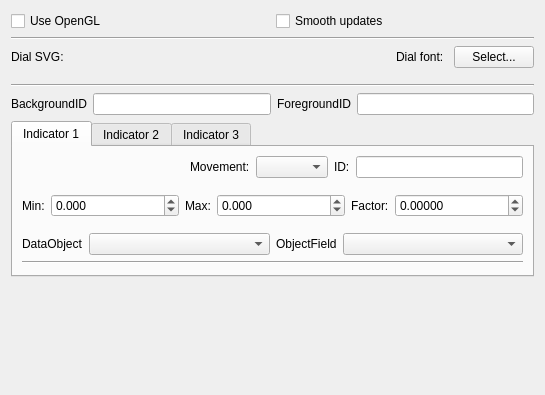
Old version of the form ground/openpilotgcs/src/plugins/dial/dialgadgetoptionspage.ui in the repository openpilot/OpenPilot.
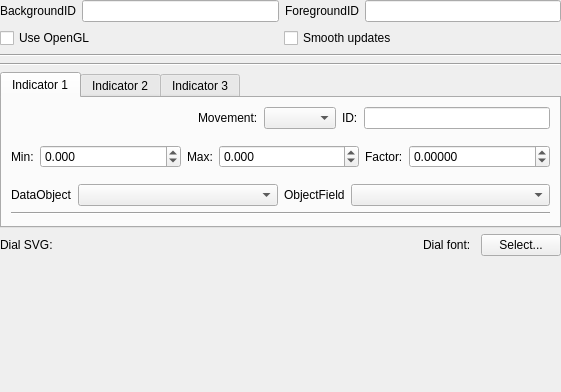
New version of the form. Custom widgets are drawn as their Qt base class.

Commit message: added scroll areas to all the preference settings screens

The edit to the form file:
```diff
--- a/ground/openpilotgcs/src/plugins/dial/dialgadgetoptionspage.ui
+++ b/ground/openpilotgcs/src/plugins/dial/dialgadgetoptionspage.ui
@@ -6,8 +6,8 @@
    <rect>
     <x>0</x>
     <y>0</y>
-    <width>545</width>
-    <height>395</height>
+    <width>561</width>
+    <height>392</height>
    </rect>
   </property>
   <property name="sizePolicy">
@@ -20,100 +20,33 @@
    <string>Form</string>
   </property>
   <layout class="QVBoxLayout" name="verticalLayout_2">
-   <item>
-    <layout class="QHBoxLayout" name="horizontalLayout_12">
-     <item>
-      <widget class="QCheckBox" name="useOpenGL">
-       <property name="toolTip">
-        <string>Use OpenGL for rendering. Will lower CPU usage, depending on the capabilities of your graphics card, but might slightly alter the look &amp; feel of the dial.</string>
-       </property>
-       <property name="text">
-        <string>Use OpenGL</string>
-       </property>
-      </widget>
-     </item>
+   <property name="margin">
+    <number>0</number>
+   </property>
      <item>
-      <widget class="QCheckBox" name="smoothUpdates">
-       <property name="toolTip">
-        <string>When checked, the Dial plugin will make needle moves smoother by simulating inertia.</string>
-       </property>
-       <property name="text">
-        <string>Smooth updates</string>
-       </property>
-      </widget>
-     </item>
-    </layout>
-   </item>
-   <item>
-    <widget class="Line" name="line_3">
-     <property name="orientation">
-      <enum>Qt::Horizontal</enum>
+    <widget class="QScrollArea" name="scrollArea">
+     <property name="frameShape">
+      <enum>QFrame::NoFrame</enum>
+     </property>
+     <property name="frameShadow">
+      <enum>QFrame::Plain</enum>
+     </property>
+     <property name="widgetResizable">
+      <bool>true</bool>
      </property>
-    </widget>
-   </item>
-   <item>
-    <layout class="QHBoxLayout" name="horizontalLayout" stretch="0,0,0,0">
-     <property name="spacing">
-      <number>10</number>
-     </property>
-     <property name="sizeConstraint">
-      <enum>QLayout::SetMaximumSize</enum>
-     </property>
-     <property name="bottomMargin">
-      <number>10</number>
-     </property>
-     <item>
-      <widget class="QLabel" name="label">
-       <property name="sizePolicy">
-        <sizepolicy hsizetype="Minimum" vsizetype="Preferred">
-         <horstretch>0</horstretch>
-         <verstretch>0</verstretch>
-        </sizepolicy>
-       </property>
-       <property name="text">
-        <string>Dial SVG: </string>
-       </property>
-      </widget>
-     </item>
-     <item>
-      <widget class="Utils::PathChooser" name="svgSourceFile" native="true">
-       <property name="sizePolicy">
-        <sizepolicy hsizetype="MinimumExpanding" vsizetype="Preferred">
-         <horstretch>0</horstretch>
-         <verstretch>0</verstretch>
-        </sizepolicy>
-       </property>
-      </widget>
-     </item>
-     <item>
-      <widget class="QLabel" name="label_28">
-       <property name="sizePolicy">
-        <sizepolicy hsizetype="Minimum" vsizetype="Preferred">
-         <horstretch>0</horstretch>
-         <verstretch>0</verstretch>
-        </sizepolicy>
-       </property>
-       <property name="text">
-        <string>Dial font:</string>
-       </property>
-      </widget>
-     </item>
-     <item>
-      <widget class="QPushButton" name="fontPicker">
-       <property name="text">
-        <string>Select...</string>
-       </property>
-      </widget>
-     </item>
-    </layout>
-   </item>
-   <item>
-    <widget class="Line" name="line">
-     <property name="orientation">
-      <enum>Qt::Horizontal</enum>
-     </property>
-    </widget>
-   </item>
+     <widget class="QWidget" name="scrollAreaWidgetContents">
+      <property name="geometry">
+       <rect>
+        <x>0</x>
+        <y>0</y>
+        <width>561</width>
+        <height>392</height>
+       </rect>
+      </property>
+      <layout class="QVBoxLayout" name="verticalLayout">
+       <property name="margin">
+        <number>0</number>
+       </property>
    <item>
     <layout class="QHBoxLayout" name="horizontalLayout_2">
      <item>
@@ -146,6 +79,44 @@
      </item>
     </layout>
    </item>
+       <item>
+        <layout class="QHBoxLayout" name="horizontalLayout_12">
+         <item>
+          <widget class="QCheckBox" name="useOpenGL">
+           <property name="toolTip">
+            <string>Use OpenGL for rendering. Will lower CPU usage, depending on the capabilities of your graphics card, but might slightly alter the look &amp; feel of the dial.</string>
+           </property>
+           <property name="text">
+            <string>Use OpenGL</string>
+           </property>
+          </widget>
+         </item>
+         <item>
+          <widget class="QCheckBox" name="smoothUpdates">
+           <property name="toolTip">
+            <string>When checked, the Dial plugin will make needle moves smoother by simulating inertia.</string>
+           </property>
+           <property name="text">
+            <string>Smooth updates</string>
+           </property>
+          </widget>
+         </item>
+        </layout>
+       </item>
+       <item>
+        <widget class="Line" name="line">
+         <property name="orientation">
+          <enum>Qt::Horizontal</enum>
+         </property>
+        </widget>
+       </item>
+       <item>
+        <widget class="Line" name="line_3">
+         <property name="orientation">
+          <enum>Qt::Horizontal</enum>
+         </property>
+        </widget>
+       </item>
    <item>
     <widget class="QTabWidget" name="tabWidget">
      <property name="sizePolicy">
@@ -726,6 +697,62 @@
      </widget>
     </widget>
    </item>
+       <item>
+        <layout class="QHBoxLayout" name="horizontalLayout" stretch="0,0,0,0">
+         <property name="spacing">
+          <number>10</number>
+         </property>
+         <property name="sizeConstraint">
+          <enum>QLayout::SetMaximumSize</enum>
+         </property>
+         <property name="bottomMargin">
+          <number>10</number>
+         </property>
+         <item>
+          <widget class="QLabel" name="label">
+           <property name="sizePolicy">
+            <sizepolicy hsizetype="Minimum" vsizetype="Preferred">
+             <horstretch>0</horstretch>
+             <verstretch>0</verstretch>
+            </sizepolicy>
+           </property>
+           <property name="text">
+            <string>Dial SVG: </string>
+           </property>
+          </widget>
+         </item>
+         <item>
+          <widget class="Utils::PathChooser" name="svgSourceFile" native="true">
+           <property name="sizePolicy">
+            <sizepolicy hsizetype="MinimumExpanding" vsizetype="Preferred">
+             <horstretch>0</horstretch>
+             <verstretch>0</verstretch>
+            </sizepolicy>
+           </property>
+          </widget>
+         </item>
+         <item>
+          <widget class="QLabel" name="label_28">
+           <property name="sizePolicy">
+            <sizepolicy hsizetype="Minimum" vsizetype="Preferred">
+             <horstretch>0</horstretch>
+             <verstretch>0</verstretch>
+            </sizepolicy>
+           </property>
+           <property name="text">
+            <string>Dial font:</string>
+           </property>
+          </widget>
+         </item>
+         <item>
+          <widget class="QPushButton" name="fontPicker">
+           <property name="text">
+            <string>Select...</string>
+           </property>
+          </widget>
+         </item>
+        </layout>
+       </item>
    <item>
     <spacer name="verticalSpacer">
      <property name="orientation">
@@ -738,6 +765,10 @@
       </size>
      </property>
     </spacer>
+       </item>
+      </layout>
+     </widget>
+    </widget>
    </item>
   </layout>
  </widget>
```
Lines whose indentation alone changed are shown as unchanged. The commit also changes 13 other files.
